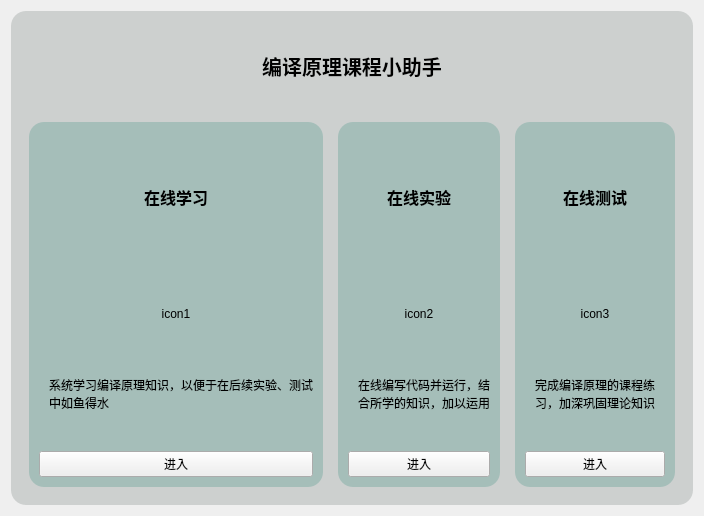
Old version of the form ui/mainpage.ui in the repository azh-1415926/POCAssistant.
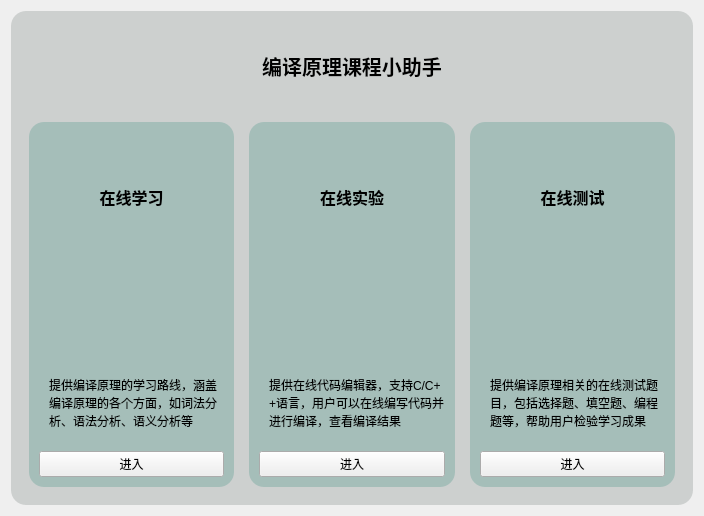
New version of the form. Icons and pictures are not drawn. Custom widgets are drawn as their Qt base class.

```diff
--- a/ui/mainpage.ui
+++ b/ui/mainpage.ui
@@ -50,6 +50,12 @@
      <layout class="QVBoxLayout" name="verticalLayout_2">
       <item>
        <widget class="QWidget" name="containerOfMain" native="true">
+        <property name="layoutDirection">
+         <enum>Qt::LeftToRight</enum>
+        </property>
+        <property name="autoFillBackground">
+         <bool>false</bool>
+        </property>
         <property name="styleSheet">
          <string notr="true"/>
         </property>
@@ -80,6 +86,12 @@
            </property>
            <item>
             <widget class="QFrame" name="frame1">
+             <property name="layoutDirection">
+              <enum>Qt::LeftToRight</enum>
+             </property>
+             <property name="autoFillBackground">
+              <bool>false</bool>
+             </property>
              <property name="frameShape">
               <enum>QFrame::StyledPanel</enum>
              </property>
@@ -109,6 +121,9 @@
                   <bold>true</bold>
                  </font>
                 </property>
+                <property name="autoFillBackground">
+                 <bool>false</bool>
+                </property>
                 <property name="text">
                  <string>&lt;html&gt;&lt;head/&gt;&lt;body&gt;&lt;p&gt;&lt;span style=&quot; font-size:12pt; font-weight:700;&quot;&gt;在线学习&lt;/span&gt;&lt;/p&gt;&lt;/body&gt;&lt;/html&gt;</string>
                 </property>
@@ -119,8 +134,26 @@
               </item>
               <item>
                <widget class="QLabel" name="iconOfCourse">
+                <property name="sizePolicy">
+                 <sizepolicy hsizetype="Fixed" vsizetype="Fixed">
+                  <horstretch>0</horstretch>
+                  <verstretch>0</verstretch>
+                 </sizepolicy>
+                </property>
+                <property name="maximumSize">
+                 <size>
+                  <width>100</width>
+                  <height>100</height>
+                 </size>
+                </property>
                 <property name="text">
-                 <string>icon1</string>
+                 <string/>
+                </property>
+                <property name="pixmap">
+                 <pixmap resource="../res/res.qrc">:/img/main/course</pixmap>
+                </property>
+                <property name="scaledContents">
+                 <bool>true</bool>
                 </property>
                 <property name="alignment">
                  <set>Qt::AlignCenter</set>
@@ -130,7 +163,7 @@
               <item>
                <widget class="QLabel" name="label">
                 <property name="text">
-                 <string>系统学习编译原理知识，以便于在后续实验、测试中如鱼得水</string>
+                 <string>&lt;html&gt;&lt;head/&gt;&lt;body&gt;&lt;p&gt;提供编译原理的学习路线，涵盖编译原理的各个方面，如词法分析、语法分析、语义分析等&lt;/p&gt;&lt;/body&gt;&lt;/html&gt;</string>
                 </property>
                 <property name="alignment">
                  <set>Qt::AlignLeading|Qt::AlignLeft|Qt::AlignTop</set>
@@ -155,6 +188,9 @@
            </item>
            <item>
             <widget class="QFrame" name="frame2">
+             <property name="autoFillBackground">
+              <bool>false</bool>
+             </property>
              <property name="frameShape">
               <enum>QFrame::StyledPanel</enum>
              </property>
@@ -194,8 +230,29 @@
               </item>
               <item>
                <widget class="QLabel" name="iconOfProgram">
+                <property name="sizePolicy">
+                 <sizepolicy hsizetype="Fixed" vsizetype="Fixed">
+                  <horstretch>0</horstretch>
+                  <verstretch>0</verstretch>
+                 </sizepolicy>
+                </property>
+                <property name="maximumSize">
+                 <size>
+                  <width>100</width>
+                  <height>100</height>
+                 </size>
+                </property>
+                <property name="autoFillBackground">
+                 <bool>false</bool>
+                </property>
                 <property name="text">
-                 <string>icon2</string>
+                 <string/>
+                </property>
+                <property name="pixmap">
+                 <pixmap resource="../res/res.qrc">:/img/main/code</pixmap>
+                </property>
+                <property name="scaledContents">
+                 <bool>true</bool>
                 </property>
                 <property name="alignment">
                  <set>Qt::AlignCenter</set>
@@ -205,7 +262,7 @@
               <item>
                <widget class="QLabel" name="label_2">
                 <property name="text">
-                 <string>在线编写代码并运行，结合所学的知识，加以运用</string>
+                 <string>&lt;html&gt;&lt;head/&gt;&lt;body&gt;&lt;p&gt;提供在线代码编辑器，支持C/C++语言，用户可以在线编写代码并进行编译，查看编译结果&lt;/p&gt;&lt;/body&gt;&lt;/html&gt;</string>
                 </property>
                 <property name="alignment">
                  <set>Qt::AlignLeading|Qt::AlignLeft|Qt::AlignTop</set>
@@ -230,6 +287,9 @@
            </item>
            <item>
             <widget class="QFrame" name="frame3">
+             <property name="autoFillBackground">
+              <bool>false</bool>
+             </property>
              <property name="frameShape">
               <enum>QFrame::StyledPanel</enum>
              </property>
@@ -269,8 +329,26 @@
               </item>
               <item>
                <widget class="QLabel" name="iconOfQuestion">
+                <property name="sizePolicy">
+                 <sizepolicy hsizetype="Fixed" vsizetype="Fixed">
+                  <horstretch>0</horstretch>
+                  <verstretch>0</verstretch>
+                 </sizepolicy>
+                </property>
+                <property name="maximumSize">
+                 <size>
+                  <width>100</width>
+                  <height>100</height>
+                 </size>
+                </property>
                 <property name="text">
-                 <string>icon3</string>
+                 <string/>
+                </property>
+                <property name="pixmap">
+                 <pixmap resource="../res/res.qrc">:/img/main/quiz</pixmap>
+                </property>
+                <property name="scaledContents">
+                 <bool>true</bool>
                 </property>
                 <property name="alignment">
                  <set>Qt::AlignCenter</set>
@@ -279,8 +357,11 @@
               </item>
               <item>
                <widget class="QLabel" name="label_3">
+                <property name="autoFillBackground">
+                 <bool>false</bool>
+                </property>
                 <property name="text">
-                 <string>完成编译原理的课程练习，加深巩固理论知识</string>
+                 <string>&lt;html&gt;&lt;head/&gt;&lt;body&gt;&lt;p&gt;提供编译原理相关的在线测试题目，包括选择题、填空题、编程题等，帮助用户检验学习成果&lt;/p&gt;&lt;/body&gt;&lt;/html&gt;</string>
                 </property>
                 <property name="alignment">
                  <set>Qt::AlignLeading|Qt::AlignLeft|Qt::AlignTop</set>
```
Left out of the diff: 10 changed lines with no effect on the pictures.
